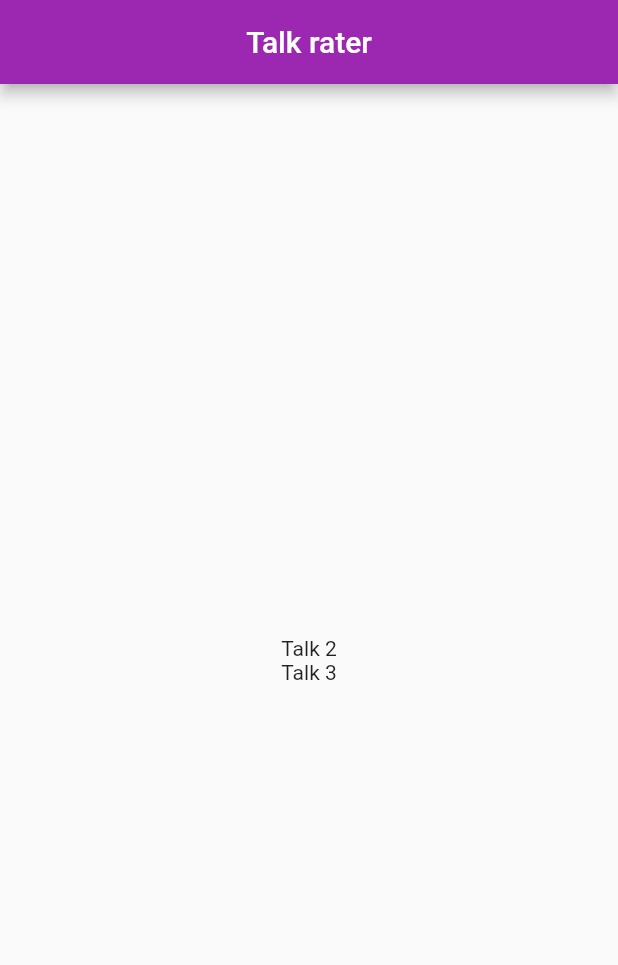
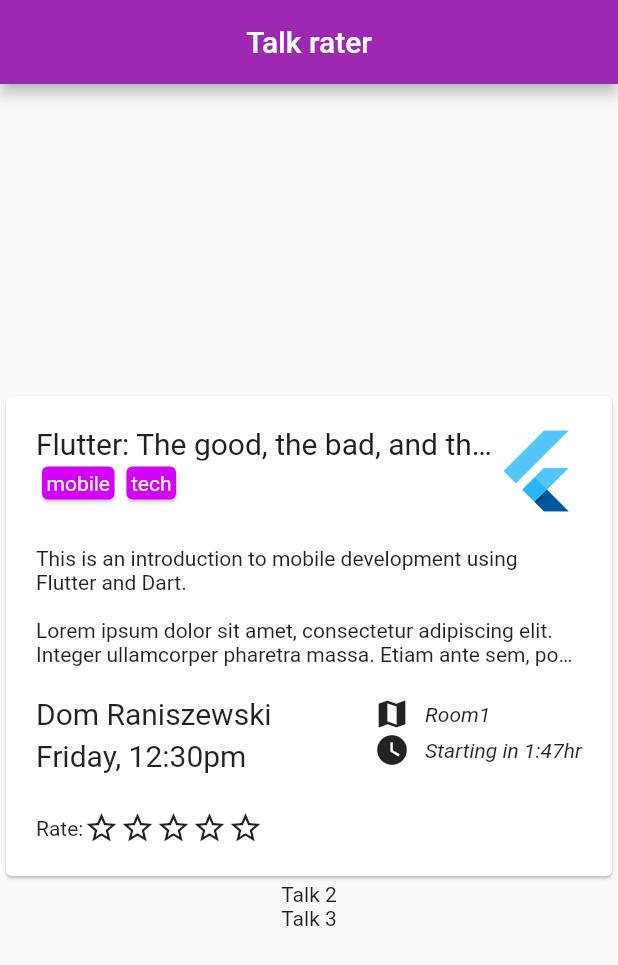
Before and after one commit to random82/talkrater, a Flutter app: the screen it shows after launch, on a phone screen of 412 x 824 dp. Shown: the top 965 px of the screen. Run offline on Flutter 3.47's test engine with Material 2 defaults, Android fonts, the phone set to English and light mode, and no system bars.

Commit message:
Refactoring: Parametrized strings

```diff
--- a/talkrater/lib/main.dart
+++ b/talkrater/lib/main.dart
@@ -1,4 +1,5 @@
 import 'package:flutter/material.dart';
+import 'package:talkrater/talkcard.dart';
 
 void main() => runApp(MyApp());
 
@@ -81,7 +82,16 @@ class _MyHomePageState extends State<MyHomePage> {
           // horizontal).
           mainAxisAlignment: MainAxisAlignment.center,
           children: <Widget>[
-
+            TalkCard(
+              title: 'Flutter: The good, the bad, and the ugly',
+              talkAbstract:
+                        'This is an introduction to mobile development using Flutter and Dart. \n\n'
+                        'Lorem ipsum dolor sit amet, consectetur adipiscing elit. Integer ullamcorper pharetra massa. '
+                        'Etiam ante sem, posuere ac ante vitae, scelerisque sagittis arcu. Donec tempor ligula quis malesuada accumsan. '
+                        'Curabitur pulvinar justo ac lorem semper, id suscipit diam volutpat. Duis egestas ultrices ante viverra facilisis. ',
+              presenter: 'Dom Raniszewski' ,
+              location: 'Room1',
+            ),
             Text('Talk 2'),
             Text('Talk 3'),
           ],
--- a/talkrater/lib/talkcard.dart
+++ b/talkrater/lib/talkcard.dart
@@ -16,7 +16,6 @@ class TalkCard extends StatelessWidget {
 
   @override
   Widget build(BuildContext context) {
-    // TODO: implement build
     return new Card(
               child:Column(
                 children: <Widget>[
@@ -30,7 +29,7 @@ class TalkCard extends StatelessWidget {
                               crossAxisAlignment: CrossAxisAlignment.start,
                               children: <Widget>[
                                 Text(
-                                    'Flutter: The good, the bad, and the ugly',
+                                    this.title,
                                     style: TextStyle(
                                       color: Colors.grey[900],
                                       fontSize: 20
@@ -85,10 +84,7 @@ class TalkCard extends StatelessWidget {
                   Padding(
                     padding: EdgeInsets.symmetric(horizontal: 20),
                     child: Text(
-                        'This is an introduction to mobile development using Flutter and Dart. \n\n'
-                        'Lorem ipsum dolor sit amet, consectetur adipiscing elit. Integer ullamcorper pharetra massa. '
-                        'Etiam ante sem, posuere ac ante vitae, scelerisque sagittis arcu. Donec tempor ligula quis malesuada accumsan. '
-                        'Curabitur pulvinar justo ac lorem semper, id suscipit diam volutpat. Duis egestas ultrices ante viverra facilisis. ',
+                        this.talkAbstract,
                         maxLines: 5,
                         softWrap: true,
                         overflow: TextOverflow.ellipsis,
@@ -109,7 +105,8 @@ class TalkCard extends StatelessWidget {
                                   children: <Widget>[
                                     Padding(
                                       padding: EdgeInsets.only(bottom: 5),
-                                      child:Text('Dom',
+                                      child:Text(
+                                        this.presenter,
                                         style: TextStyle (
                                           fontSize: 20
                                         ),
@@ -117,7 +114,8 @@ class TalkCard extends StatelessWidget {
                                     ),
                                     Padding(
                                       padding: EdgeInsets.only(bottom: 5),
-                                      child:Text('Friday, 12:30pm',
+                                      child:Text(
+                                        'Friday, 12:30pm',
                                         style: TextStyle (
                                           fontSize: 20
                                         ),
@@ -142,7 +140,8 @@ class TalkCard extends StatelessWidget {
                                         Icons.map
                                       ),
                                     ),
-                                    Text('Room1',
+                                    Text(
+                                      this.location,
                                       style: TextStyle(
                                         fontStyle: FontStyle.italic
                                       ),
```
